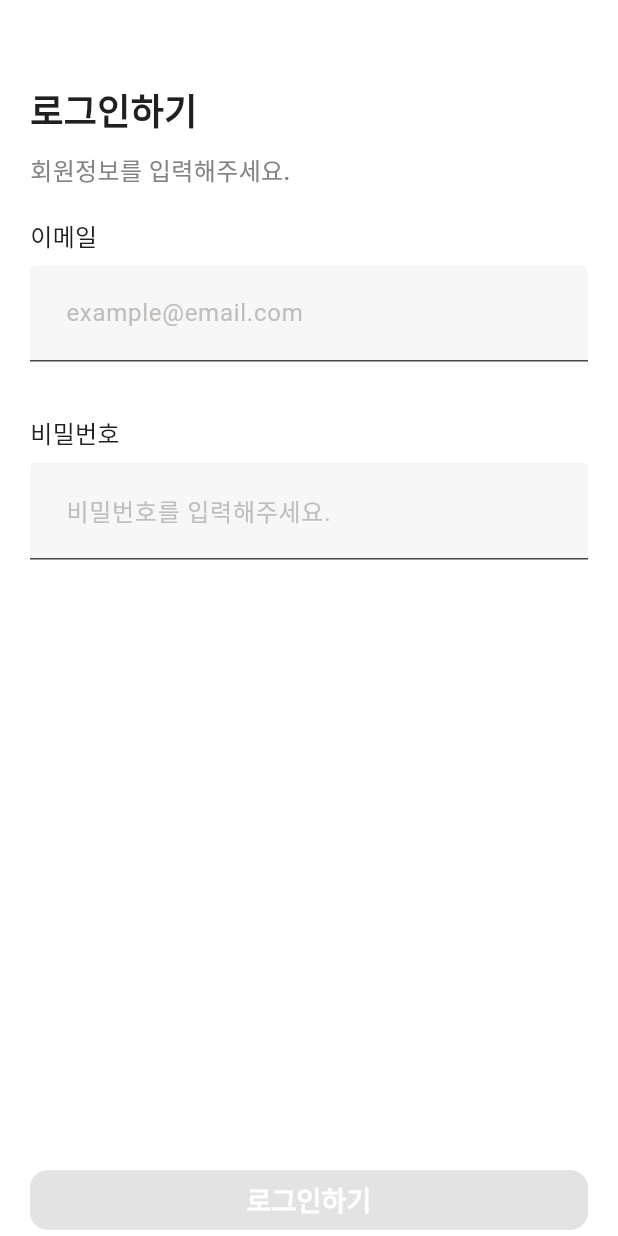
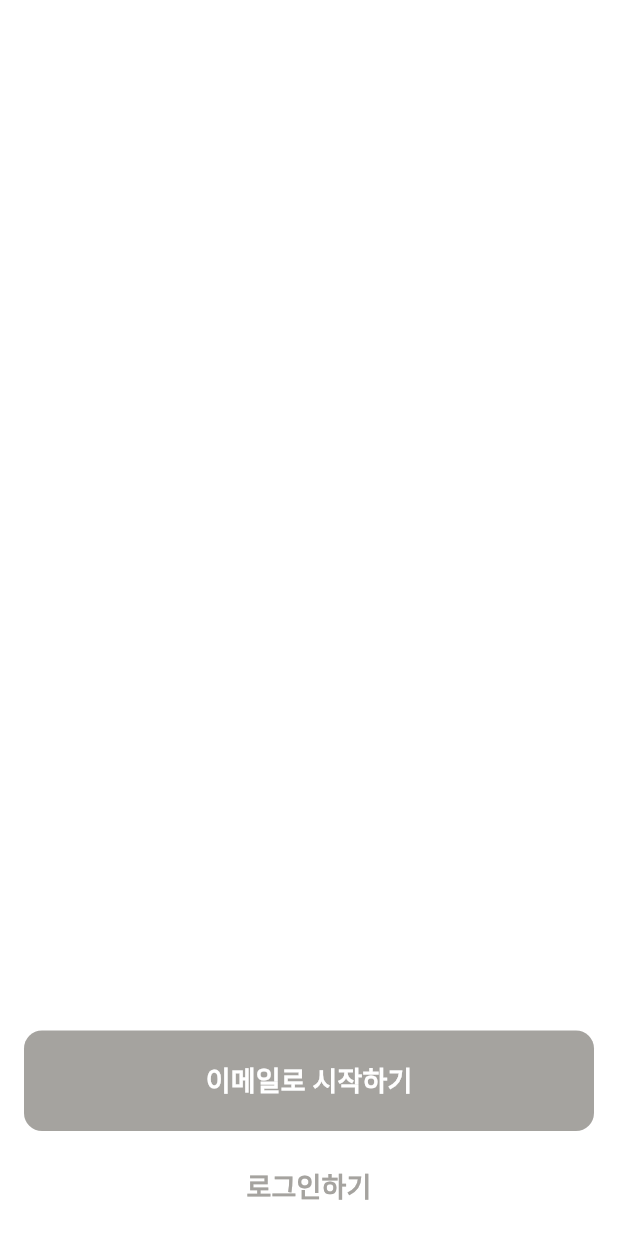
Before and after one commit to JangInHwa/hajithon-teami-flutter-app, a Flutter app: the screen it shows after launch, on a phone screen of 412 x 824 dp. Run offline on Flutter 3.47's test engine with Material 3 defaults, Android fonts, the light colour scheme and no system bars; our stand-ins replace dio, get, go_router, hive; accounts and stored records are empty.

Commit message:
view: landing 및 register 페이지 추가

```diff
--- a/lib/component/custom_elevated_button.dart
+++ b/lib/component/custom_elevated_button.dart
@@ -1,5 +1,6 @@
 import 'package:flutter/material.dart';
 import 'package:hajithon_teami_flutter_app/component/custom_text_style.dart';
+import 'package:hajithon_teami_flutter_app/const/color/color.dart';
 
 class CustomElevatedBotton extends StatelessWidget {
   final VoidCallback? onPressed;
@@ -26,18 +27,36 @@ class CustomElevatedBotton extends StatelessWidget {
     return ElevatedButton(
       onPressed: onPressed,
       style: ElevatedButton.styleFrom(
-        // backgroundColor: backgroundColor ?? primaryColor,
+        backgroundColor: backgroundColor ?? primaryColor,
         shape: RoundedRectangleBorder(
           borderRadius: BorderRadius.circular(12.0),
         ),
+        elevation: 0,
       ),
-      child: Text(
-        text,
-        style: TextStyles.titleTextStyle.copyWith(
-          color: textColor ?? Colors.white,
-          fontSize: fontSize ?? 18.0,
+      child: Padding(
+        padding: const EdgeInsets.all(20.0),
+        child: Text(
+          text,
+          style: TextStyles.titleTextStyle.copyWith(
+            color: textColor ?? Colors.white,
+            fontSize: fontSize ?? 18.0,
+          ),
         ),
       ),
     );
   }
 }
+
+class CustomWhiteElevatedButton extends CustomElevatedBotton {
+  const CustomWhiteElevatedButton({
+    super.key,
+    super.onPressed,
+    required super.text,
+    Color? backgroundColor,
+    Color? textColor,
+    super.fontSize,
+  }) : super(
+          backgroundColor: backgroundColor ?? Colors.white,
+          textColor: textColor ?? primaryColor,
+        );
+}
--- a/lib/const/color/color.dart
+++ b/lib/const/color/color.dart
@@ -7,3 +7,5 @@ const subtitleTextColor = Color(0xFF85827F);
 const inputHintColor = Color(0xFFC0BDBA);
 
 const inputBackgroundColor = Color(0xFFF7F7F7);
+
+const primaryColor = Color(0xFFA5A39F);
--- a/lib/pages/common/default_layout.dart
+++ b/lib/pages/common/default_layout.dart
@@ -26,10 +26,15 @@ class DefaultLayout extends StatelessWidget {
 
   @override
   Widget build(BuildContext context) {
+    final paddedBody = Padding(
+      padding: const EdgeInsets.symmetric(horizontal: 16.0),
+      child: child,
+    );
+
     return Scaffold(
       backgroundColor: backgroundColor ?? Colors.white,
       appBar: _renderDefaultAppBar(title: title),
-      body: safeAreaDisabled ? child : SafeArea(child: child),
+      body: safeAreaDisabled ? paddedBody : SafeArea(child: paddedBody),
       bottomNavigationBar: bottomNavigationBar,
       floatingActionButton: floatingActionButton,
     );
--- /dev/null
+++ b/lib/pages/login/landing_screen.dart
@@ -0,0 +1,37 @@
+import 'package:flutter/material.dart';
+import 'package:go_router/go_router.dart';
+import 'package:hajithon_teami_flutter_app/component/custom_elevated_button.dart';
+import 'package:hajithon_teami_flutter_app/pages/common/default_layout.dart';
+import 'package:hajithon_teami_flutter_app/pages/login/login_screen.dart';
+import 'package:hajithon_teami_flutter_app/pages/login/register_screen.dart';
+
+class LandingScreen extends StatelessWidget {
+  static const String routeName = '/';
+
+  const LandingScreen({super.key});
+
+  @override
+  Widget build(BuildContext context) {
+    return DefaultLayout(
+      child: Column(
+        crossAxisAlignment: CrossAxisAlignment.stretch,
+        mainAxisAlignment: MainAxisAlignment.end,
+        children: [
+          CustomElevatedBotton(
+            text: '이메일로 시작하기',
+            onPressed: () => context.pushNamed(
+              RegisterScreen.routeName,
+            ),
+          ),
+          const SizedBox(height: 4.0),
+          CustomWhiteElevatedButton(
+            text: '로그인하기',
+            onPressed: () => context.pushNamed(
+              LoginScreen.routeName,
+            ),
+          ),
+        ],
+      ),
+    );
+  }
+}
--- a/lib/pages/login/login_screen.dart
+++ b/lib/pages/login/login_screen.dart
@@ -27,8 +27,6 @@ class _LoginScreenState extends State<LoginScreen> {
           SliverFillRemaining(
             hasScrollBody: false,
             child: SafeArea(
-              child: Padding(
-                padding: const EdgeInsets.symmetric(horizontal: 20.0),
               child: Column(
                 crossAxisAlignment: CrossAxisAlignment.stretch,
                 children: [
@@ -76,7 +74,6 @@ class _LoginScreenState extends State<LoginScreen> {
               ),
             ),
           ),
-          ),
         ],
       ),
     );
```
Also changed, not shown: lib/pages/login/register_screen.dart (added, +60 -0 lines), lib/routes/routes.dart (+13 -1 lines). Lines whose indentation alone changed are shown as unchanged.
